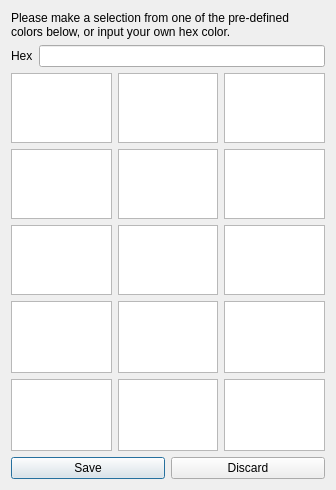
First picture: the form in colorpickerdialog.ui, repository Bo0sted/phasmophobia-stopwatch-timer, before the edit.
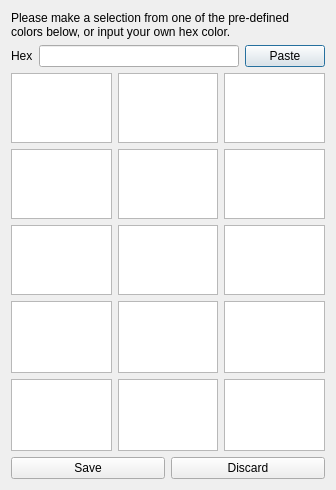
Second picture: the form after the edit.

Commit message: Added paste button in color dialogue

Diff of the .ui file:
```diff
--- a/colorpickerdialog.ui
+++ b/colorpickerdialog.ui
@@ -87,6 +87,13 @@
          </property>
         </widget>
        </item>
+       <item>
+        <widget class="QPushButton" name="pushButton">
+         <property name="text">
+          <string>Paste</string>
+         </property>
+        </widget>
+       </item>
       </layout>
      </item>
     </layout>
```
The commit also changes 2 other files.
